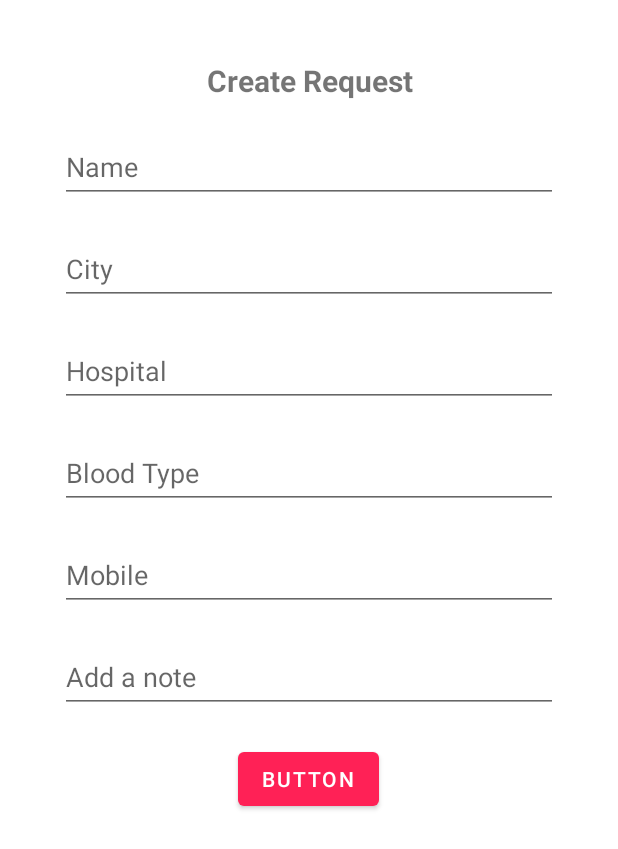
After one commit to KareemHussen/blood_donation, an Android app: the CreateRequestFragment screen opened through its navigation route, on a phone screen of 412 x 824 dp. The commit adds this screen. Shown: the top 849 px of the screen. Run offline under Robolectric (Android 15) with nearby library versions, the light colour scheme and no system bars; our stand-ins replace Firebase (no records; nobody signed in at launch, a user with empty details on screens opened directly), data binding, navigation-ui, sdp/ssp sizes.

Commit message:
upload request to firestore

```diff
--- a/app/build.gradle
+++ b/app/build.gradle
@@ -43,7 +43,7 @@ dependencies {
     implementation 'com.google.android.material:material:1.7.0'
     implementation 'androidx.constraintlayout:constraintlayout:2.1.4'
     implementation 'com.google.firebase:firebase-auth-ktx:21.0.4'
-    implementation 'com.google.firebase:firebase-storage-ktx:20.0.1'
+    implementation 'com.google.firebase:firebase-storage-ktx:20.1.0'
     implementation 'com.google.firebase:firebase-firestore-ktx:24.1.2'
     implementation 'com.google.firebase:firebase-database-ktx:20.0.5'
     testImplementation 'junit:junit:4.13.2'
@@ -68,5 +68,8 @@ dependencies {
     implementation 'com.intuit.sdp:sdp-android:1.1.0'
     implementation 'androidx.core:core-splashscreen:1.0.0'
 
+    //coroutines
+    implementation 'org.jetbrains.kotlinx:kotlinx-coroutines-android:1.3.9'
+
 
 }
--- a/app/src/main/java/com/example/blooddonation/MainActivity.kt
+++ b/app/src/main/java/com/example/blooddonation/MainActivity.kt
@@ -1,12 +1,14 @@
 package com.example.blooddonation
 
 import android.os.Bundle
+import android.view.View
 import androidx.appcompat.app.AppCompatActivity
 import androidx.core.splashscreen.SplashScreen.Companion.installSplashScreen
 import androidx.core.view.isVisible
 import androidx.databinding.DataBindingUtil
 import androidx.navigation.NavController
 import androidx.navigation.NavDestination
+import androidx.navigation.Navigation
 import androidx.navigation.findNavController
 import androidx.navigation.ui.AppBarConfiguration
 import androidx.navigation.ui.setupWithNavController
@@ -37,6 +39,11 @@ class MainActivity : AppCompatActivity() {
 
         binding.bottomNavigationView.setupWithNavController(navController)
         supportActionBar?.hide()
+
+        binding.fab.setOnClickListener {
+            navController.navigate(R.id.creareRequestFragment)
+        }
+
     }
 
     private fun getMainActivityComponentsState(navController: NavController) {
@@ -45,7 +52,7 @@ class MainActivity : AppCompatActivity() {
                 R.id.homeFragment,
                 R.id.profileFragment,
                 R.id.searchFragment,
-                R.id.donationRequestFragment
+                R.id.donationRequestFragment,
             )
         )
         navController.addOnDestinationChangedListener { _: NavController, destination: NavDestination, _: Bundle? ->
--- /dev/null
+++ b/app/src/main/java/com/example/blooddonation/home/request/CreateRequestFragment.kt
@@ -0,0 +1,62 @@
+package com.example.blooddonation.home.request
+
+import android.os.Bundle
+import androidx.fragment.app.Fragment
+import android.view.LayoutInflater
+import android.view.View
+import android.view.ViewGroup
+import android.widget.Toast
+import androidx.databinding.DataBindingUtil
+import androidx.navigation.findNavController
+import com.example.blooddonation.R
+import com.example.blooddonation.databinding.FragmentCreateRequestBinding
+import com.google.firebase.firestore.ktx.firestore
+import com.google.firebase.ktx.Firebase
+import kotlinx.coroutines.CoroutineScope
+import kotlinx.coroutines.Dispatchers
+import kotlinx.coroutines.launch
+import kotlinx.coroutines.tasks.await
+import kotlinx.coroutines.withContext
+
+
+class CreateRequestFragment : Fragment() {
+    private val donationRequestRef = Firebase.firestore.collection("requests")
+
+    private lateinit var binding: FragmentCreateRequestBinding
+    override fun onCreateView(
+        inflater: LayoutInflater, container: ViewGroup?,
+        savedInstanceState: Bundle?
+    ): View {
+        // Inflate the layout for this fragment
+        binding =
+            DataBindingUtil.inflate(inflater,R.layout.fragment_create_request, container, false)
+
+        binding.btnSave.setOnClickListener {
+            binding.apply {
+                val name = etName.text.toString()
+                val city = etCity.text.toString()
+                val hospital = etHospital.text.toString()
+                val bloodType = etBloodType.text.toString()
+                val mobile = etMobile.text.toString()
+                val addNote = etAddNote.text.toString()
+
+                val request = Request(name,city,hospital,bloodType, mobile,addNote)
+                saveRequest(request)
+            }
+        }
+        return  binding.root
+    }
+    private fun saveRequest(request: Request) = CoroutineScope(Dispatchers.IO).launch {
+        try {
+            donationRequestRef.add(request).await()
+            withContext(Dispatchers.Main) {
+                Toast.makeText(context, "Successfully saved data.", Toast.LENGTH_LONG).show()
+            }
+        } catch (e: Exception) {
+            withContext(Dispatchers.Main) {
+                Toast.makeText(context, e.message, Toast.LENGTH_LONG).show()
+            }
+        }
+    }
+
+}
--- /dev/null
+++ b/app/src/main/java/com/example/blooddonation/home/request/Request.kt
@@ -0,0 +1,10 @@
+package com.example.blooddonation.home.request
+
+data class Request(
+    var name: String,
+    var city: String,
+    var hospital: String,
+    var bloodType: String,
+    var mobileNumber: String,
+    var note: String
+)
--- /dev/null
+++ b/app/src/main/res/layout/fragment_create_request.xml
@@ -0,0 +1,107 @@
+<?xml version="1.0" encoding="utf-8"?>
+<layout xmlns:android="http://schemas.android.com/apk/res/android"
+    xmlns:tools="http://schemas.android.com/tools">
+
+    <data>
+
+    </data>
+
+    <FrameLayout
+        android:layout_width="match_parent"
+        android:layout_height="match_parent"
+        tools:context=".home.request.CreateRequestFragment">
+
+        <!-- TODO: Update blank fragment layout -->
+        <LinearLayout
+            android:layout_width="match_parent"
+            android:layout_height="match_parent"
+            android:gravity="center_horizontal"
+            android:orientation="vertical"
+            android:padding="30dp">
+
+            <TextView
+                android:id="@+id/tv_create_request"
+                android:layout_width="match_parent"
+                android:layout_height="wrap_content"
+                android:layout_margin="10dp"
+                android:text="Create Request"
+                android:textAlignment="center"
+                android:textSize="20sp"
+                android:textStyle="bold" />
+
+            <EditText
+                android:id="@+id/et_name"
+                android:layout_width="match_parent"
+                android:layout_height="wrap_content"
+                android:layout_margin="10dp"
+                android:ems="10"
+                android:hint="Name"
+                android:inputType="textPersonName"
+                android:minHeight="48dp" />
+
+            <EditText
+                android:id="@+id/et_city"
+                android:layout_width="match_parent"
+                android:layout_height="wrap_content"
+                android:layout_margin="10dp"
+                android:ems="10"
+                android:hint="City"
+                android:inputType="textPersonName"
+                android:minHeight="48dp" />
+
+            <EditText
+                android:id="@+id/et_hospital"
+                android:layout_width="match_parent"
+                android:layout_height="wrap_content"
+                android:layout_margin="10dp"
+                android:ems="10"
+                android:hint="Hospital"
+                android:inputType="textPersonName"
+                android:minHeight="48dp" />
+
+            <EditText
+                android:id="@+id/et_blood_type"
+                android:layout_width="match_parent"
+                android:layout_height="wrap_content"
+                android:layout_margin="10dp"
+                android:ems="10"
+                android:hint="Blood Type"
+                android:inputType="textPersonName"
+                android:minHeight="48dp" />
+
+            <EditText
+                android:id="@+id/et_mobile"
+                android:layout_width="match_parent"
+                android:layout_height="wrap_content"
+                android:layout_margin="10dp"
+                android:ems="10"
+                android:hint="Mobile"
+                android:inputType="textPersonName"
+                android:minHeight="48dp" />
+
+            <EditText
+                android:id="@+id/et_add_note"
+                android:layout_width="match_parent"
+                android:layout_height="wrap_content"
+                android:layout_margin="10dp"
+                android:ems="10"
+                android:hint="Add a note"
+                android:inputType="textPersonName"
+                android:minHeight="48dp" />
+
+            <Button
+                android:id="@+id/btn_save"
+                android:layout_width="wrap_content"
+                android:layout_height="wrap_content"
+                android:layout_margin="10dp"
+                android:text="Button" />
+        </LinearLayout>
+
+        <!--        <Button
+            android:id="@+id/button"
+            android:layout_width="wrap_content"
+            android:layout_height="wrap_content"
+            android:text="Button" />-->
+
+    </FrameLayout>
+</layout>
--- a/app/src/main/res/layout/fragment_donation_request.xml
+++ b/app/src/main/res/layout/fragment_donation_request.xml
@@ -10,11 +10,12 @@
         android:id="@+id/textView6"
         android:layout_width="222dp"
         android:layout_height="34dp"
+        android:layout_alignParentTop="true"
         android:layout_marginTop="24dp"
         android:gravity="center"
         android:text="@string/donation_request"
         android:textAppearance="@style/donation_re"
-        android:layout_alignParentTop="true"
+        android:textStyle="bold"
         app:layout_constraintBottom_toTopOf="@+id/RVdonation"
         app:layout_constraintEnd_toEndOf="parent"
         app:layout_constraintStart_toStartOf="parent"
--- a/app/src/main/res/navigation/nav_graph.xml
+++ b/app/src/main/res/navigation/nav_graph.xml
@@ -19,6 +19,9 @@
         <action
             android:id="@+id/action_homeFragment_to_searchFragment"
             app:destination="@id/searchFragment" />
+        <action
+            android:id="@+id/action_homeFragment_to_creareRequestFragment2"
+            app:destination="@id/creareRequestFragment" />
     </fragment>
     <fragment
         android:id="@+id/profileFragment"
@@ -52,4 +55,9 @@
         android:name="com.example.blooddonation.authentication.ui.LoginFragment"
         android:label="fragment_login"
         tools:layout="@layout/fragment_login" />
+    <fragment
+        android:id="@+id/creareRequestFragment"
+        android:name="com.example.blooddonation.home.request.CreateRequestFragment"
+        android:label="fragment_creare_request"
+        tools:layout="@layout/fragment_create_request" />
 </navigation>
--- a/app/src/main/res/values/themes.xml
+++ b/app/src/main/res/values/themes.xml
@@ -3,7 +3,6 @@
     <style name="Theme.BloodDonation" parent="Theme.MaterialComponents.DayNight.NoActionBar">
         <!-- Primary brand color. -->
         <item name="colorPrimary">@color/pinky_red</item>
-        <item name="colorPrimaryVariant">@color/pinky_red</item>
         <item name="colorOnPrimary">@color/white</item>
         <!-- Secondary brand color. -->
         <item name="colorSecondary">@color/white</item>
```
Also changed, not shown: app/src/main/java/com/example/blooddonation/home/request/DonationRequestFragment.kt (+9 -0 lines).
